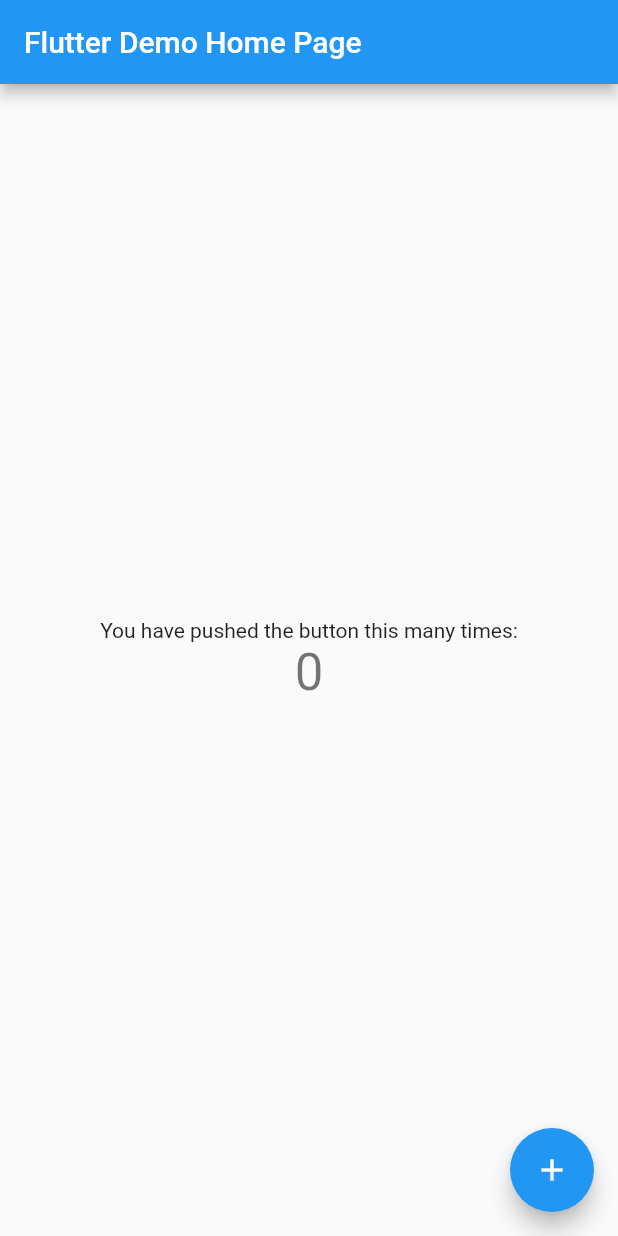
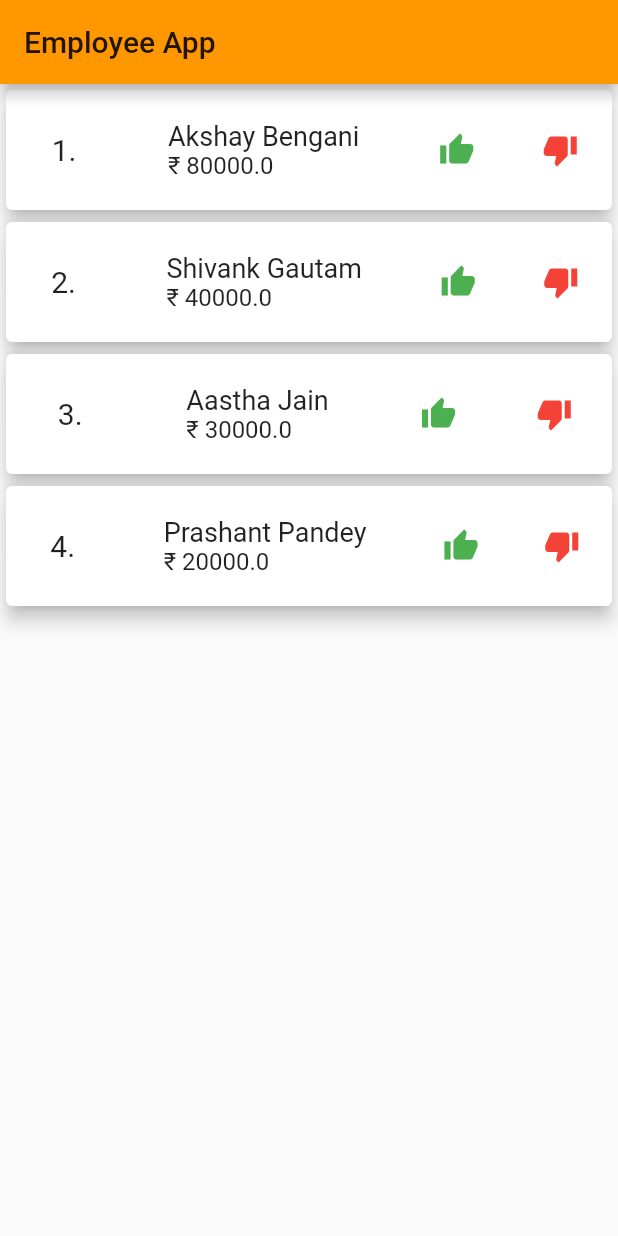
Before and after one commit to akshaybengani/BlockEmployee, a Flutter app: the screen it shows after launch, on a phone screen of 412 x 824 dp. Run offline on Flutter 3.47's test engine with Material 2 defaults, Android fonts, the phone set to English and light mode, and no system bars.

Commit message:
I learned how to use StreamBuilder insteed of Providers

```diff
--- /dev/null
+++ b/lib/employee.dart
@@ -0,0 +1,24 @@
+class Employee {
+  int _id;
+  String _name;
+  double _salary;
+
+  Employee(this._id, this._name, this._salary);
+
+  set id(int id){
+    this._id = id;
+  }
+
+  set name(String name){
+    this._name = name;
+  }
+
+  set salary(double salary){
+    this._salary = salary;
+  }
+
+  int get id => this._id;
+  String get name => this._name;
+  double get salary => this._salary;
+
+}
--- /dev/null
+++ b/lib/employeeBlock.dart
@@ -0,0 +1,55 @@
+import 'dart:async';
+import 'package:blockemployee/employee.dart';
+
+class EmployeeBlock {
+  // Sink to add in pipe
+  // Stream to get data from pipe
+  // By Pipe I mean dataflow or stream
+
+  List<Employee> _employeeList = [
+    Employee(1, "Akshay Bengani", 80000.0),
+    Employee(2, "Shivank Gautam", 40000.0),
+    Employee(3, "Aastha Jain", 30000.0),
+    Employee(4, "Prashant Pandey", 20000.0),
+  ];
+
+  final _employeeListStreamController = StreamController<List<Employee>>();
+  final _employeeSalaryIncrementStreamController = StreamController<Employee>();
+  final _employeeSalaryDecrementStreamController = StreamController<Employee>();
+
+  // Getters
+  Stream<List<Employee>> get employeeListStream =>
+      _employeeListStreamController.stream;
+  StreamSink<List<Employee>> get employeeListSink =>
+      _employeeListStreamController.sink;
+  StreamSink<Employee> get employeesalaryincrement =>
+      _employeeSalaryIncrementStreamController.sink;
+  StreamSink<Employee> get employeesalarydecrement =>
+      _employeeSalaryDecrementStreamController.sink;
+
+  EmployeeBlock() {
+    _employeeListStreamController.add(_employeeList);
+    _employeeSalaryIncrementStreamController.stream.listen(_incrementSalary);
+    _employeeSalaryDecrementStreamController.stream.listen(_decrementSalary);
+  }
+
+  _incrementSalary(Employee employee) {
+    double salary = employee.salary;
+    double incrementedSalary = salary * 20 / 100;
+    _employeeList[employee.id - 1].salary = salary + incrementedSalary;
+    employeeListSink.add(_employeeList);
+  }
+
+  _decrementSalary(Employee employee) {
+    double salary = employee.salary;
+    double decrementedSalary = salary * 20 / 100;
+    _employeeList[employee.id - 1].salary = salary - decrementedSalary;
+    employeeListSink.add(_employeeList);
+  }
+
+  void dispose() {
+    _employeeSalaryIncrementStreamController.close();
+    _employeeSalaryDecrementStreamController.close();
+    _employeeListStreamController.close();
+  }
+}
--- /dev/null
+++ b/lib/homepage.dart
@@ -0,0 +1,93 @@
+import 'package:flutter/material.dart';
+import 'package:blockemployee/employee.dart';
+import 'package:blockemployee/employeeBlock.dart';
+
+class HomePage extends StatefulWidget {
+  @override
+  _HomePageState createState() => _HomePageState();
+}
+
+class _HomePageState extends State<HomePage> {
+  final EmployeeBlock _employeeBlock = EmployeeBlock();
+
+  @override
+  void dispose() {
+    _employeeBlock.dispose();
+    super.dispose();
+  }
+
+  @override
+  Widget build(BuildContext context) {
+    return Scaffold(
+      appBar: AppBar(
+        title: Text("Employee App"),
+      ),
+      body: Container(
+        child: StreamBuilder<List<Employee>>(
+          stream: _employeeBlock.employeeListStream,
+          builder:
+              (BuildContext context, AsyncSnapshot<List<Employee>> snapshot) {
+            if (snapshot.hasError) return Text("Error ");
+            if (snapshot.connectionState == ConnectionState.waiting)
+              return Text("Loading Data...");
+            if (snapshot.connectionState == ConnectionState.active)
+              return ListView.builder(
+                itemCount: snapshot.data.length,
+                itemBuilder: (context, index) {
+                  return Card(
+                    elevation: 5.00,
+                    child: Row(
+                      mainAxisAlignment: MainAxisAlignment.spaceAround,
+                      children: <Widget>[
+                        Container(
+                          padding: EdgeInsets.all(20),
+                          child: Text(
+                            "${snapshot.data[index].id}.",
+                            style: TextStyle(fontSize: 20),
+                          ),
+                        ),
+                        Container(
+                          padding: EdgeInsets.all(20),
+                          child: Column(
+                            crossAxisAlignment: CrossAxisAlignment.start,
+                            children: <Widget>[
+                              Text(
+                                "${snapshot.data[index].name}",
+                                style: TextStyle(fontSize: 18),
+                              ),
+                              Text(
+                                "₹ ${snapshot.data[index].salary}",
+                                style: TextStyle(fontSize: 16),
+                              ),
+                            ],
+                          ),
+                        ),
+                        Container(
+                          child: IconButton(
+                            icon: Icon(Icons.thumb_up, color: Colors.green),
+                            onPressed: () {
+                              _employeeBlock.employeesalaryincrement
+                                  .add(snapshot.data[index]);
+                            },
+                          ),
+                        ),
+                        Container(
+                          child: IconButton(
+                            icon: Icon(Icons.thumb_down, color: Colors.red),
+                            onPressed: () {
+                              _employeeBlock.employeesalarydecrement
+                                  .add(snapshot.data[index]);
+                            },
+                          ),
+                        )
+                      ],
+                    ),
+                  );
+                },
+              );
+          },
+        ),
+      ),
+    );
+  }
+}
--- a/lib/main.dart
+++ b/lib/main.dart
@@ -1,111 +1,16 @@
+import 'package:blockemployee/homepage.dart';
 import 'package:flutter/material.dart';
 
 void main() => runApp(MyApp());
 
 class MyApp extends StatelessWidget {
-  // This widget is the root of your application.
   @override
   Widget build(BuildContext context) {
     return MaterialApp(
-      title: 'Flutter Demo',
-      theme: ThemeData(
-        // This is the theme of your application.
-        //
-        // Try running your application with "flutter run". You'll see the
-        // application has a blue toolbar. Then, without quitting the app, try
-        // changing the primarySwatch below to Colors.green and then invoke
-        // "hot reload" (press "r" in the console where you ran "flutter run",
-        // or simply save your changes to "hot reload" in a Flutter IDE).
-        // Notice that the counter didn't reset back to zero; the application
-        // is not restarted.
-        primarySwatch: Colors.blue,
-      ),
-      home: MyHomePage(title: 'Flutter Demo Home Page'),
+      title: "Block Employee App",
+      theme: ThemeData(primarySwatch: Colors.orange),
+      debugShowCheckedModeBanner: false,
+      home: HomePage(),
     );
   }
 }
-
-class MyHomePage extends StatefulWidget {
-  MyHomePage({Key key, this.title}) : super(key: key);
-
-  // This widget is the home page of your application. It is stateful, meaning
-  // that it has a State object (defined below) that contains fields that affect
-  // how it looks.
-
-  // This class is the configuration for the state. It holds the values (in this
-  // case the title) provided by the parent (in this case the App widget) and
-  // used by the build method of the State. Fields in a Widget subclass are
-  // always marked "final".
-
-  final String title;
-
-  @override
-  _MyHomePageState createState() => _MyHomePageState();
-}
-
-class _MyHomePageState extends State<MyHomePage> {
-  int _counter = 0;
-
-  void _incrementCounter() {
-    setState(() {
-      // This call to setState tells the Flutter framework that something has
-      // changed in this State, which causes it to rerun the build method below
-      // so that the display can reflect the updated values. If we changed
-      // _counter without calling setState(), then the build method would not be
-      // called again, and so nothing would appear to happen.
-      _counter++;
-    });
-  }
-
-  @override
-  Widget build(BuildContext context) {
-    // This method is rerun every time setState is called, for instance as done
-    // by the _incrementCounter method above.
-    //
-    // The Flutter framework has been optimized to make rerunning build methods
-    // fast, so that you can just rebuild anything that needs updating rather
-    // than having to individually change instances of widgets.
-    return Scaffold(
-      appBar: AppBar(
-        // Here we take the value from the MyHomePage object that was created by
-        // the App.build method, and use it to set our appbar title.
-        title: Text(widget.title),
-      ),
-      body: Center(
-        // Center is a layout widget. It takes a single child and positions it
-        // in the middle of the parent.
-        child: Column(
-          // Column is also a layout widget. It takes a list of children and
-          // arranges them vertically. By default, it sizes itself to fit its
-          // children horizontally, and tries to be as tall as its parent.
-          //
-          // Invoke "debug painting" (press "p" in the console, choose the
-          // "Toggle Debug Paint" action from the Flutter Inspector in Android
-          // Studio, or the "Toggle Debug Paint" command in Visual Studio Code)
-          // to see the wireframe for each widget.
-          //
-          // Column has various properties to control how it sizes itself and
-          // how it positions its children. Here we use mainAxisAlignment to
-          // center the children vertically; the main axis here is the vertical
-          // axis because Columns are vertical (the cross axis would be
-          // horizontal).
-          mainAxisAlignment: MainAxisAlignment.center,
-          children: <Widget>[
-            Text(
-              'You have pushed the button this many times:',
-            ),
-            Text(
-              '$_counter',
-              style: Theme.of(context).textTheme.headline4,
-            ),
-          ],
-        ),
-      ),
-      floatingActionButton: FloatingActionButton(
-        onPressed: _incrementCounter,
-        tooltip: 'Increment',
-        child: Icon(Icons.add),
-      ), // This trailing comma makes auto-formatting nicer for build methods.
-    );
-  }
-}
```
